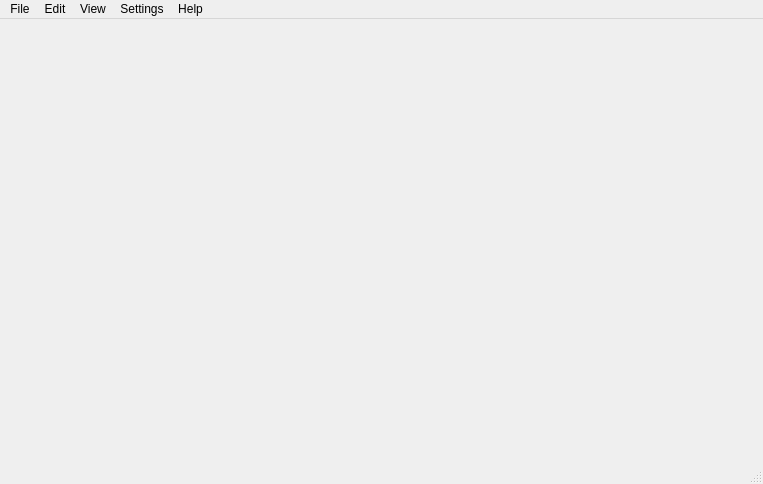
Mahdi3M/TRP-Chart, file lib/interface.ui: the form before one commit.
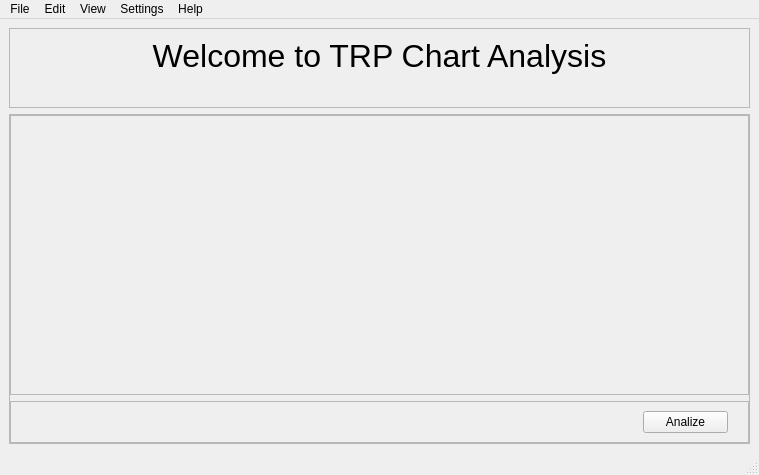
The form after the commit.

Commit message: Welcom Page Done

Diff of the .ui file:
```diff
--- a/lib/interface.ui
+++ b/lib/interface.ui
@@ -6,8 +6,8 @@
    <rect>
     <x>0</x>
     <y>0</y>
-    <width>763</width>
-    <height>484</height>
+    <width>759</width>
+    <height>475</height>
    </rect>
   </property>
   <property name="windowTitle">
@@ -17,24 +17,164 @@
    <property name="layoutDirection">
     <enum>Qt::LeftToRight</enum>
    </property>
-   <widget class="QWidget" name="verticalLayoutWidget">
-    <property name="geometry">
-     <rect>
-      <x>90</x>
-      <y>0</y>
-      <width>581</width>
-      <height>431</height>
-     </rect>
-    </property>
-    <layout class="QVBoxLayout" name="verticalLayout"/>
-   </widget>
+   <layout class="QVBoxLayout" name="verticalLayout_2">
+    <item>
+     <widget class="QFrame" name="welcomeFrame">
+      <property name="frameShape">
+       <enum>QFrame::StyledPanel</enum>
+      </property>
+      <property name="frameShadow">
+       <enum>QFrame::Raised</enum>
+      </property>
+      <layout class="QVBoxLayout" name="verticalLayout_3">
+       <item>
+        <widget class="QLabel" name="welcome">
+         <property name="font">
+          <font>
+           <pointsize>24</pointsize>
+          </font>
+         </property>
+         <property name="text">
+          <string>Welcome to TRP Chart Analysis</string>
+         </property>
+         <property name="alignment">
+          <set>Qt::AlignCenter</set>
+         </property>
+        </widget>
+       </item>
+       <item>
+        <widget class="QLabel" name="copyright">
+         <property name="font">
+          <font>
+           <pointsize>12</pointsize>
+          </font>
+         </property>
+         <property name="styleSheet">
+          <string notr="true">color: gray;</string>
+         </property>
+         <property name="text">
+          <string/>
+         </property>
+         <property name="alignment">
+          <set>Qt::AlignBottom|Qt::AlignHCenter</set>
+         </property>
+        </widget>
+       </item>
+      </layout>
+     </widget>
+    </item>
+    <item>
+     <widget class="QFrame" name="chartFrame">
+      <property name="frameShape">
+       <enum>QFrame::StyledPanel</enum>
+      </property>
+      <property name="frameShadow">
+       <enum>QFrame::Raised</enum>
+      </property>
+      <layout class="QVBoxLayout" name="verticalLayout">
+       <property name="leftMargin">
+        <number>0</number>
+       </property>
+       <property name="topMargin">
+        <number>0</number>
+       </property>
+       <property name="rightMargin">
+        <number>0</number>
+       </property>
+       <property name="bottomMargin">
+        <number>0</number>
+       </property>
+       <item>
+        <widget class="QFrame" name="chart">
+         <property name="sizePolicy">
+          <sizepolicy hsizetype="Expanding" vsizetype="MinimumExpanding">
+           <horstretch>0</horstretch>
+           <verstretch>0</verstretch>
+          </sizepolicy>
+         </property>
+         <property name="frameShape">
+          <enum>QFrame::StyledPanel</enum>
+         </property>
+         <property name="frameShadow">
+          <enum>QFrame::Raised</enum>
+         </property>
+         <layout class="QVBoxLayout" name="verticalLayout_4">
+          <property name="leftMargin">
+           <number>0</number>
+          </property>
+          <property name="topMargin">
+           <number>0</number>
+          </property>
+          <property name="rightMargin">
+           <number>0</number>
+          </property>
+          <property name="bottomMargin">
+           <number>0</number>
+          </property>
+         </layout>
+        </widget>
+       </item>
+       <item>
+        <widget class="QFrame" name="button">
+         <property name="sizePolicy">
+          <sizepolicy hsizetype="Preferred" vsizetype="Fixed">
+           <horstretch>0</horstretch>
+           <verstretch>20</verstretch>
+          </sizepolicy>
+         </property>
+         <property name="frameShape">
+          <enum>QFrame::StyledPanel</enum>
+         </property>
+         <property name="frameShadow">
+          <enum>QFrame::Raised</enum>
+         </property>
+         <layout class="QHBoxLayout" name="horizontalLayout">
+          <property name="leftMargin">
+           <number>0</number>
+          </property>
+          <property name="rightMargin">
+           <number>20</number>
+          </property>
+          <item>
+           <spacer name="horizontalSpacer">
+            <property name="orientation">
+             <enum>Qt::Horizontal</enum>
+            </property>
+            <property name="sizeHint" stdset="0">
+             <size>
+              <width>632</width>
+              <height>20</height>
+             </size>
+            </property>
+           </spacer>
+          </item>
+          <item>
+           <widget class="QPushButton" name="analysisButton">
+            <property name="sizePolicy">
+             <sizepolicy hsizetype="Expanding" vsizetype="Expanding">
+              <horstretch>0</horstretch>
+              <verstretch>0</verstretch>
+             </sizepolicy>
+            </property>
+            <property name="text">
+             <string>Analize</string>
+            </property>
+           </widget>
+          </item>
+         </layout>
+        </widget>
+       </item>
+      </layout>
+     </widget>
+    </item>
+   </layout>
   </widget>
   <widget class="QMenuBar" name="menubar">
    <property name="geometry">
     <rect>
      <x>0</x>
      <y>0</y>
-     <width>763</width>
+     <width>759</width>
      <height>26</height>
     </rect>
    </property>
```
Left out of the diff: 2 changed lines with no effect on the pictures. The commit also changes 2 other files.
